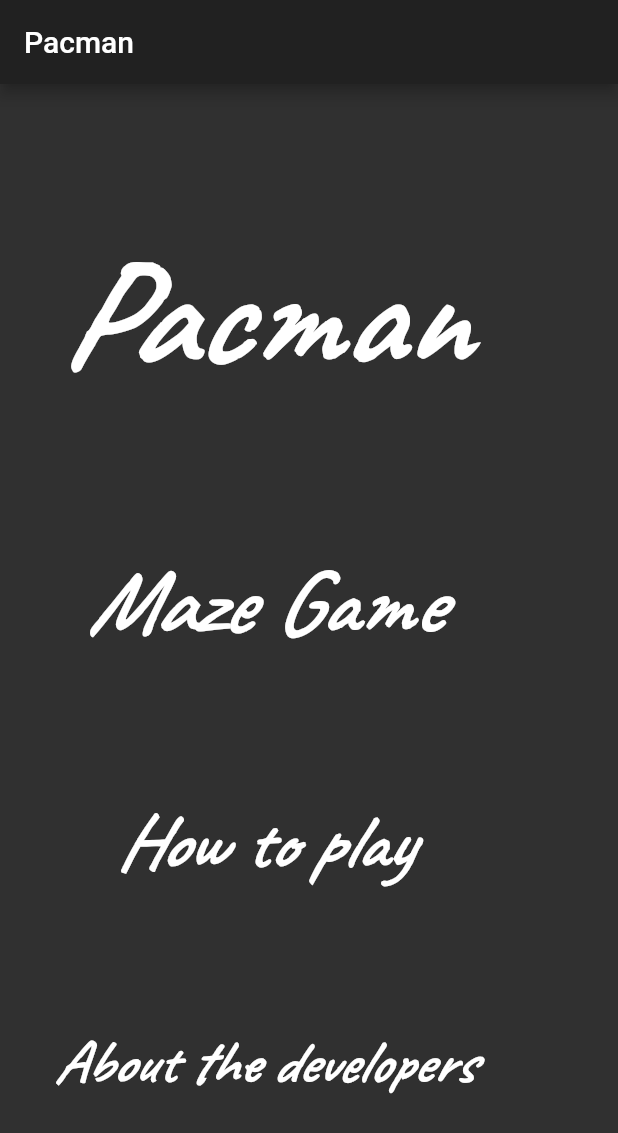
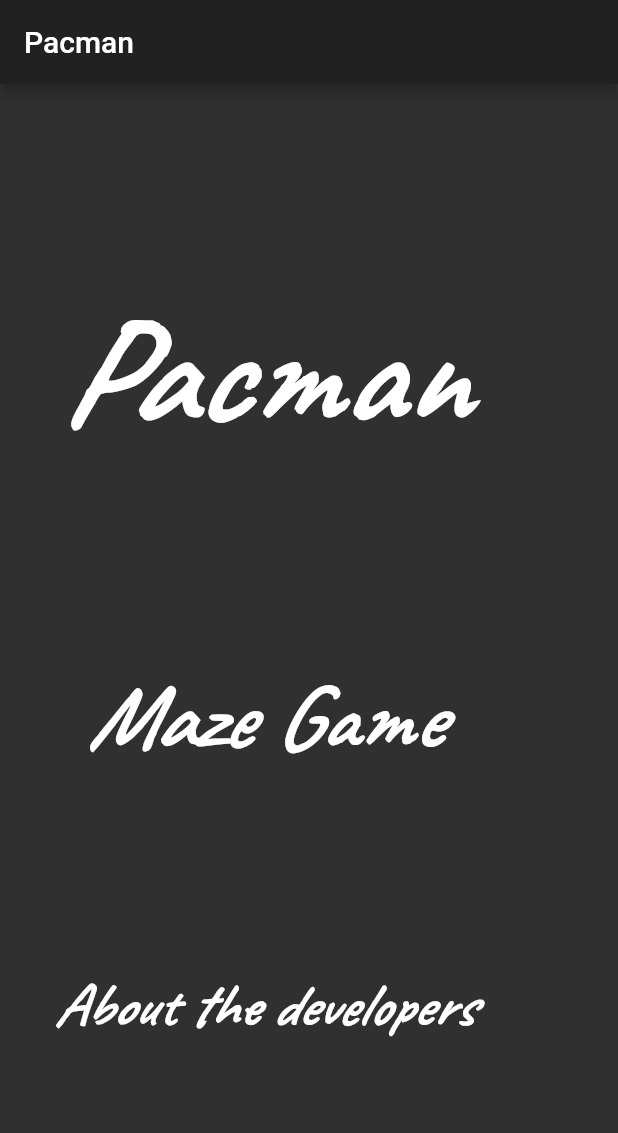
Before and after one commit to Deepanshu-Rohilla/Pacman-COP, a Flutter app: the screen it shows after launch, on a phone screen of 412 x 824 dp. Shown: the top 1133 px of the screen. Run offline on Flutter 3.47's test engine with Material 2 defaults, Android fonts, the phone set to English and light mode, and no system bars; our stand-ins replace audioplayers, firebase_core, firebase_database, google_fonts; missing offline and left inert: dart:ffi; accounts and stored records are empty.

Commit message:
final commit

```diff
--- a/lib/homepage.dart
+++ b/lib/homepage.dart
@@ -62,20 +62,20 @@ class _HomePageState extends State<HomePage> {
               },
             ),
           ),
-          GestureDetector(
-            child: Text('How to play',
-              style: GoogleFonts.caveat(
-                textStyle: Theme.of(context).textTheme.headline4,
-                fontSize: 50,
-                fontWeight: FontWeight.w700,
-                fontStyle: FontStyle.italic,
-                color: Colors.white,
-              ),),
-            onTap: (){
-              Navigator.push(context, MaterialPageRoute(builder: (context) => GameScreen(0,0,0,0
-              ,0)));
-            },
-          ),
+//          GestureDetector(
+//            child: Text('How to play',
+//              style: GoogleFonts.caveat(
+//                textStyle: Theme.of(context).textTheme.headline4,
+//                fontSize: 50,
+//                fontWeight: FontWeight.w700,
+//                fontStyle: FontStyle.italic,
+//                color: Colors.white,
+//              ),),
+//            onTap: (){
+//              Navigator.push(context, MaterialPageRoute(builder: (context) => GameScreen(0,0,0,0
+//              ,0)));
+//            },
+//          ),
           GestureDetector(
             child: Text('About the developers',
               style: GoogleFonts.caveat(
```
